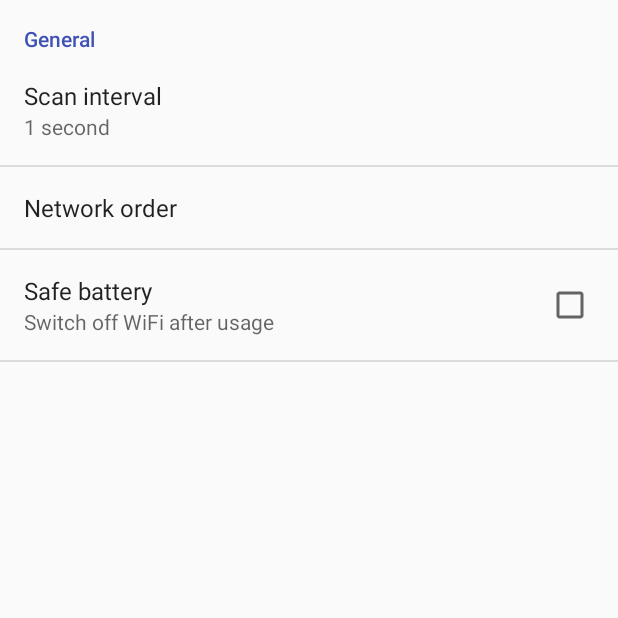
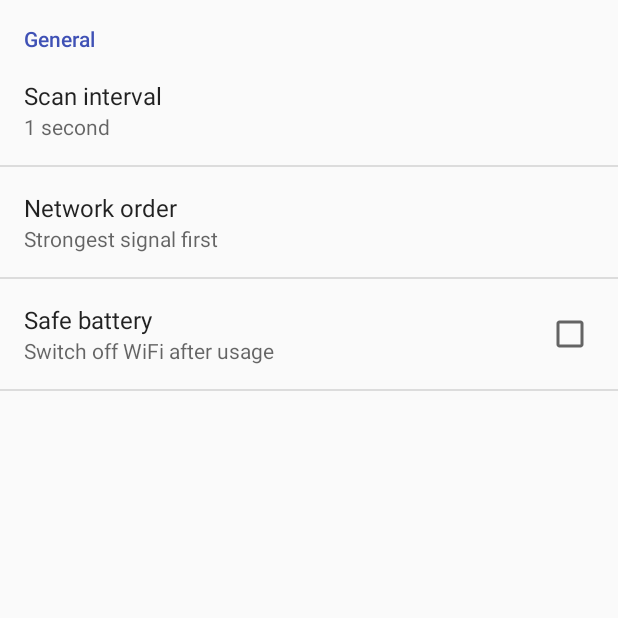
Before and after one commit to jannispinter/jaws, an Android app: the screen it shows after launch (SettingsActivity), in the options menu, after a tap on "Settings", on a phone screen of 412 x 824 dp, the top half of it. Run offline under Robolectric (Android 15) with nearby library versions, the phone set to English and light mode, and no system bars; libraries missing offline, so code that uses them is left out: com.github.lzyzsd.circleprogress.

Commit message:
Fix ordering preference default value

```diff
--- a/app/src/main/res/xml/preferences.xml
+++ b/app/src/main/res/xml/preferences.xml
@@ -10,7 +10,7 @@
             android:summary="%s"
             android:title="@string/pref_scan_interval"/>
         <ListPreference
-            android:defaultValue="1"
+            android:defaultValue="first"
             android:entries="@array/pref_network_order_titles"
             android:entryValues="@array/pref_network_order_values"
             android:key="network_order"
```
